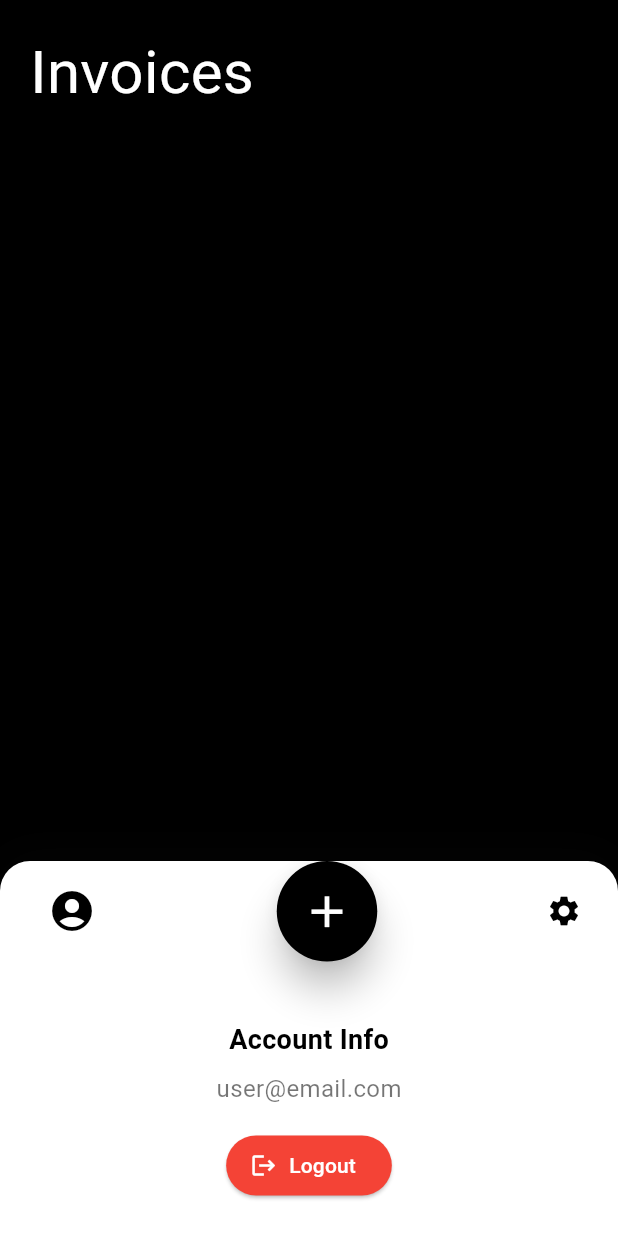
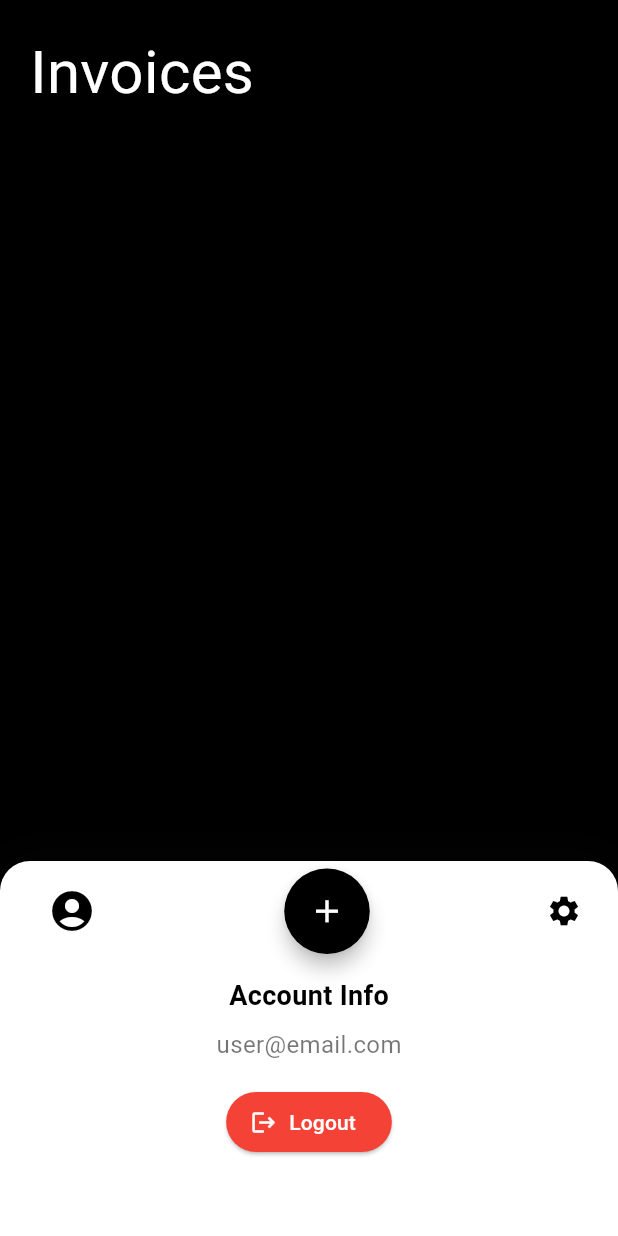
Before and after one commit to Xe2024/VoiceToBN-Invoice, a Flutter app: the screen it shows once a user with an empty profile is signed in, after a tap on the "account circle" icon, on a phone screen of 412 x 824 dp. Run offline on Flutter 3.47's test engine with Material 3 defaults, Android fonts, the phone set to English and light mode, and no system bars; our stand-ins replace cloud_firestore, firebase_auth, firebase_core, flutter_svg, google_fonts, google_sign_in and 1 more; accounts and stored records are empty.

Commit message:
fixxed bottom bar overflow problem

```diff
--- a/lib/views/HomePage.dart
+++ b/lib/views/HomePage.dart
@@ -196,17 +196,19 @@ class _HomePageState extends State<HomePage> {
                 ],
               ),
               // Bottom bar overlay
-              Positioned(
+              // ...inside your Stack children:
+              StatefulBuilder(
+                builder: (context, setBarState) {
+                  return Positioned(
                     left: 0,
                     right: 0,
                     bottom: 0,
                     child: SafeArea(
                       top: false,
                       child: AnimatedContainer(
-                    duration: Duration(milliseconds: 300), // Animation duration
-                    curve: Curves.easeInOut, // Animation curve
+                        duration: Duration(milliseconds: 200),
+                        curve: Curves.easeInCubic,
                         height: showAccount ? 250 : 80,
-                    // height: 60,
                         decoration: BoxDecoration(
                           color: Colors.white,
                           borderRadius: BorderRadius.vertical(
@@ -219,14 +221,17 @@ class _HomePageState extends State<HomePage> {
                                 7,
                                 7,
                                 7,
-                          ).withOpacity(0.6), // Lighter shadow for visibility
+                              ).withOpacity(0.6),
                               blurRadius: 24,
-                          offset: Offset(0, -3), // Shadow upwards
+                              offset: Offset(0, -3),
                               spreadRadius: 0,
                             ),
                           ],
                         ),
-                    padding: EdgeInsets.symmetric(horizontal: 24),
+                        padding: EdgeInsets.symmetric(
+                          horizontal: 24,
+                          vertical: 5,
+                        ),
                         child: Column(
                           children: [
                             Row(
@@ -239,7 +244,7 @@ class _HomePageState extends State<HomePage> {
                                     size: 32,
                                   ),
                                   onPressed: () {
-                                setState(() {
+                                    setBarState(() {
                                       showAccount = !showAccount;
                                     });
                                   },
@@ -248,31 +253,32 @@ class _HomePageState extends State<HomePage> {
                                   onPressed: () {},
                                   style: ElevatedButton.styleFrom(
                                     shape: const CircleBorder(),
-                                padding: const EdgeInsets.all(
-                                  16,
-                                ), // Makes the button bigger
-                                backgroundColor:
-                                    Colors.black, // Button background color
-                                elevation: 10,
+                                    padding: const EdgeInsets.all(16),
+                                    backgroundColor: Colors.black,
+                                    elevation: 5,
                                   ),
                                   child: Center(
                                     child: Icon(
                                       Icons.add,
-                                  color: Colors.white, // Icon color
-                                  size: 35, // Icon size (make it bigger)
+                                      color: Colors.white,
+                                      size: 25,
                                     ),
                                   ),
                                 ),
                                 Icon(Icons.settings, color: Colors.black),
                               ],
                             ),
-
                             if (showAccount)
                               Expanded(
+                                // padding: const EdgeInsets.only(top: 16.0),
+                                child: SingleChildScrollView(
+                                  child: Padding(
+                                    padding: const EdgeInsets.only(top: 15),
+
                                     child: Column(
-                              mainAxisAlignment: MainAxisAlignment.center,
+                                      mainAxisAlignment:
+                                          MainAxisAlignment.center,
                                       children: [
-                                SizedBox(height: 16),
                                         Text(
                                           "Account Info",
                                           style: TextStyle(
@@ -294,16 +300,18 @@ class _HomePageState extends State<HomePage> {
                                           onPressed: () {
                                             // Add your logout logic here
                                           },
-                                  icon: Icon(Icons.logout, color: Colors.white),
+                                          icon: Icon(
+                                            Icons.logout,
+                                            color: Colors.white,
+                                          ),
                                           label: Text(
                                             "Logout",
-                                    style: TextStyle(color: Colors.white),
+                                            style: TextStyle(
+                                              color: Colors.white,
+                                            ),
                                           ),
                                           style: ElevatedButton.styleFrom(
                                             backgroundColor: Colors.red,
-                                  ),
-                                ),
-                              ],
                                           ),
                                         ),
                                       ],
@@ -316,5 +324,12 @@ class _HomePageState extends State<HomePage> {
                       ),
                     ),
                   );
+                },
+              ),
+            ],
+          ),
+        ),
+      ),
+    );
   }
 }
```
Lines whose indentation alone changed are shown as unchanged.
